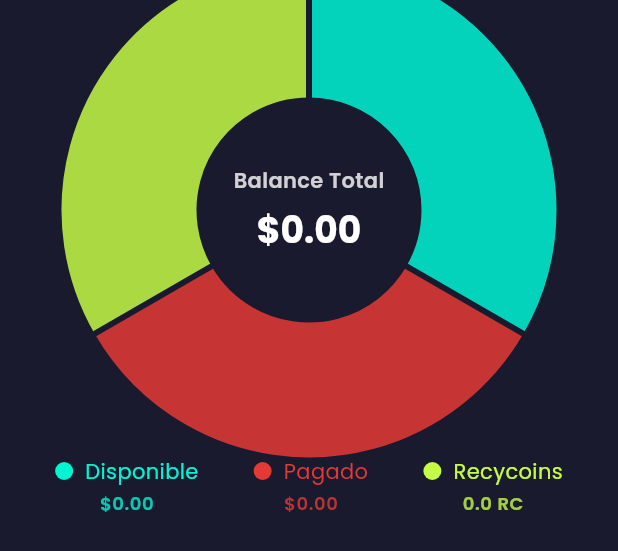
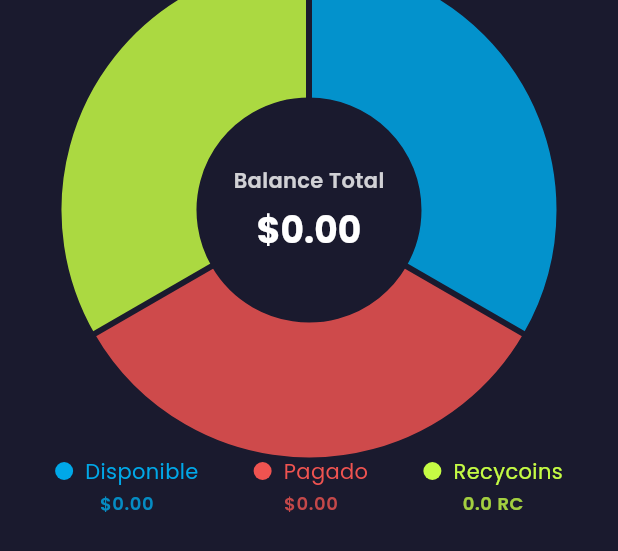
Before and after one commit to atorress91/flutter-app, a Flutter app: the BalanceChart widget shown alone on an empty page, opened directly with empty values, on a phone screen of 412 x 824 dp. Shown: the top 551 px of the screen. Run offline on Flutter 3.47's test engine with Material 3 defaults, Android fonts, the phone set to English and light mode, and no system bars; drawn by our look-alikes of fl_chart; our stand-ins replace connectivity_plus, device_info_plus, equatable, firebase_core, flutter_riverpod, flutter_secure_storage and 5 more; missing offline and left inert: network_info_plus; accounts and stored records are empty.

Commit message:
Refactor `balance_chart` to pass `BuildContext` for theme-based color handling
- Update `getSectionData` and related methods to accept `BuildContext` for dynamically determining colors based on the active theme.
- Refactor chart, legend, and section to replace hardcoded colors with theme-aware alternatives.
- Add dark mode support for section colors using theme properties.

```diff
--- a/lib/features/dashboard/presentation/widgets/balance_chart/balance_chart.dart
+++ b/lib/features/dashboard/presentation/widgets/balance_chart/balance_chart.dart
@@ -71,7 +71,7 @@ class _BalanceChartState extends State<BalanceChart>
                       animation: _pulseController!,
                       builder: (context, child) {
                         final color =
-                            getSectionData(touchedIndex, balance).color;
+                            getSectionData(context,touchedIndex, balance).color;
                         return Container(
                           width: 200 + (_pulseController!.value * 20),
                           height: 200 + (_pulseController!.value * 20),
@@ -112,16 +112,19 @@ class _BalanceChartState extends State<BalanceChart>
                       startDegreeOffset: -90 + (1 - t) * 15,
                       sections: [
                         buildChartSection(
+                          context: context,
                           index: 0,
                           balance: scaledBalance,
                           touchedIndex: touchedIndex,
                         ),
                         buildChartSection(
+                          context: context,
                           index: 1,
                           balance: scaledBalance,
                           touchedIndex: touchedIndex,
                         ),
                         buildChartSection(
+                          context: context,
                           index: 2,
                           balance: scaledBalance,
                           touchedIndex: touchedIndex,
--- a/lib/features/dashboard/presentation/widgets/balance_chart/balance_chart_center.dart
+++ b/lib/features/dashboard/presentation/widgets/balance_chart/balance_chart_center.dart
@@ -30,7 +30,7 @@ class BalanceChartCenter extends StatelessWidget {
           '${viewModel.currencySymbol}${balanceForDisplay.total.toStringAsFixed(2)}';
       color = Theme.of(context).textTheme.bodyLarge!.color!;
     } else {
-      final sectionData = getSectionData(touchedIndex, viewModel.latestBalance);
+      final sectionData = getSectionData(context,touchedIndex, viewModel.latestBalance);
       title = sectionData.title;
       // Para Recycoins mostramos "RC" en lugar del símbolo de moneda
       switch (touchedIndex) {
--- a/lib/features/dashboard/presentation/widgets/balance_chart/balance_chart_legend.dart
+++ b/lib/features/dashboard/presentation/widgets/balance_chart/balance_chart_legend.dart
@@ -20,17 +20,17 @@ class BalanceChartLegend extends StatelessWidget {
       children: [
         _LegendItem(
           // Obtenemos el color desde la misma fuente que el gráfico
-          color: getSectionData(0, balance).color,
+          color: getSectionData(context,0, balance).color,
           text: 'Disponible',
           amountText: '$currencySymbol${balance.available.toStringAsFixed(2)}',
         ),
         _LegendItem(
-          color: getSectionData(1, balance).color,
+          color: getSectionData(context,1, balance).color,
           text: 'Pagado',
           amountText: '$currencySymbol${balance.locked.toStringAsFixed(2)}',
         ),
         _LegendItem(
-          color: getSectionData(2, balance).color,
+          color: getSectionData(context,2, balance).color,
           text: 'Recycoins',
           amountText: '${balance.recycoins} RC',
         ),
--- a/lib/features/dashboard/presentation/widgets/balance_chart/balance_chart_section.dart
+++ b/lib/features/dashboard/presentation/widgets/balance_chart/balance_chart_section.dart
@@ -1,5 +1,6 @@
 import 'package:fl_chart/fl_chart.dart';
 import 'package:flutter/material.dart';
+import 'package:my_app/core/theme/app_theme.dart';
 import 'package:my_app/features/dashboard/presentation/models/balance_chart_view_model.dart';
 
 class _SectionData {
@@ -10,23 +11,26 @@ class _SectionData {
   _SectionData({required this.color, required this.title, required this.value});
 }
 
-_SectionData getSectionData(int index, BalancePoint balance) {
+_SectionData getSectionData(BuildContext context, int index, BalancePoint balance) {
+  final theme = Theme.of(context);
+  final isDarkMode = theme.brightness == Brightness.dark;
+
   switch (index) {
-    case 0:
+    case 0: // Disponible
       return _SectionData(
-        color: const Color(0xFF00F5D4), // Disponible: verde-agua
+        color: isDarkMode ? const Color(0xFF00A8E8) : Colors.blue.shade600,
         title: 'Disponible',
         value: balance.available.toStringAsFixed(2),
       );
-    case 1:
+    case 1: // Pagado
       return _SectionData(
-        color: const Color(0xFFE53935), // Bloqueado: rojo vibrante
+        color: isDarkMode ? Colors.red.shade400 : Colors.red.shade700,
         title: 'Pagado',
         value: balance.locked.toStringAsFixed(2),
       );
-    case 2:
+    case 2: // Recycoins
       return _SectionData(
-        color: const Color.fromRGBO(197, 252, 68, 1.0), // Recycoins: lima
+        color: isDarkMode ? AppTheme.accentYellowColor : AppTheme.accentGreenColor,
         title: 'Recycoins',
         value: balance.recycoins.toStringAsFixed(2),
       );
@@ -36,14 +40,16 @@ _SectionData getSectionData(int index, BalancePoint balance) {
 }
 
 PieChartSectionData buildChartSection({
+  required BuildContext context,
   required int index,
   required BalancePoint balance,
   required int touchedIndex,
 }) {
   final isTouched = index == touchedIndex;
   final radius = isTouched ? 100.0 : 90.0;
-  final color = getSectionData(index, balance).color;
-  final valueStr = getSectionData(index, balance).value;
+  final sectionData = getSectionData(context, index, balance);
+  final color = sectionData.color;
+  final valueStr = sectionData.value;
   final parsed = double.tryParse(valueStr) ?? 0.0;
   final value = parsed > 0 ? parsed : 0.001; // mantener visible
 
```
